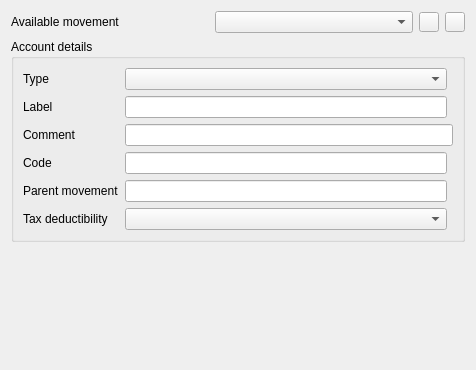
Old version of the form plugins/accountplugin/preferences/availablemovementpage.ui in the repository FreeHealth/freehealth.
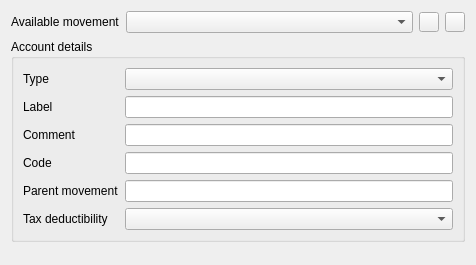
New version of the form.

The edit to the form file:
```diff
--- a/plugins/accountplugin/preferences/availablemovementpage.ui
+++ b/plugins/accountplugin/preferences/availablemovementpage.ui
@@ -7,42 +7,13 @@
     <x>0</x>
     <y>0</y>
     <width>476</width>
-    <height>370</height>
+    <height>265</height>
    </rect>
   </property>
   <property name="windowTitle">
    <string>Form</string>
   </property>
-  <layout class="QGridLayout" name="gridLayout_2">
-   <item row="0" column="2">
-    <widget class="QPushButton" name="addButton">
-     <property name="maximumSize">
-      <size>
-       <width>20</width>
-       <height>20</height>
-      </size>
-     </property>
-     <property name="text">
-      <string/>
-     </property>
-    </widget>
-   </item>
-   <item row="0" column="3">
-    <widget class="QPushButton" name="removeButton">
-     <property name="maximumSize">
-      <size>
-       <width>20</width>
-       <height>20</height>
-      </size>
-     </property>
-     <property name="text">
-      <string/>
-     </property>
-    </widget>
-   </item>
-   <item row="0" column="1">
-    <widget class="QComboBox" name="movComboBox"/>
-   </item>
+  <layout class="QFormLayout" name="formLayout">
    <item row="0" column="0">
     <widget class="QLabel" name="label_2">
      <property name="text">
@@ -50,88 +21,121 @@
      </property>
     </widget>
    </item>
-   <item row="5" column="0">
-    <spacer name="verticalSpacer">
-     <property name="orientation">
-      <enum>Qt::Vertical</enum>
-     </property>
-     <property name="sizeHint" stdset="0">
-      <size>
-       <width>20</width>
-       <height>40</height>
-      </size>
-     </property>
-    </spacer>
+   <item row="0" column="1">
+    <layout class="QHBoxLayout" name="horizontalLayout">
+     <item>
+      <widget class="QComboBox" name="movComboBox"/>
+     </item>
+     <item>
+      <widget class="QPushButton" name="addButton">
+       <property name="maximumSize">
+        <size>
+         <width>20</width>
+         <height>20</height>
+        </size>
+       </property>
+       <property name="text">
+        <string/>
+       </property>
+      </widget>
+     </item>
+     <item>
+      <widget class="QPushButton" name="removeButton">
+       <property name="maximumSize">
+        <size>
+         <width>20</width>
+         <height>20</height>
+        </size>
+       </property>
+       <property name="text">
+        <string/>
+       </property>
+      </widget>
+     </item>
+    </layout>
    </item>
-   <item row="4" column="0" colspan="4">
+   <item row="1" column="0" colspan="2">
     <widget class="QGroupBox" name="groupBox">
      <property name="title">
       <string>Account details</string>
      </property>
-     <layout class="QGridLayout" name="gridLayout">
-      <item row="7" column="0" colspan="2">
+     <layout class="QFormLayout" name="formLayout_2">
+      <item row="0" column="0">
+       <widget class="QLabel" name="label_3">
+        <property name="text">
+         <string>Type</string>
+        </property>
+       </widget>
+      </item>
+      <item row="0" column="1">
+       <widget class="QComboBox" name="typeComboBox"/>
+      </item>
+      <item row="1" column="0">
+       <widget class="QLabel" name="label_9">
+        <property name="text">
+         <string>Label</string>
+        </property>
+       </widget>
+      </item>
+      <item row="1" column="1">
+       <widget class="QLineEdit" name="currentLabel"/>
+      </item>
+      <item row="2" column="0">
        <widget class="QLabel" name="label_4">
         <property name="text">
          <string>Comment</string>
         </property>
        </widget>
       </item>
-      <item row="7" column="2" colspan="2">
+      <item row="2" column="1">
        <widget class="QLineEdit" name="commentEdit"/>
       </item>
-      <item row="10" column="0" colspan="2">
+      <item row="3" column="0">
+       <widget class="QLabel" name="codeLabel">
+        <property name="text">
+         <string>Code</string>
+        </property>
+       </widget>
+      </item>
+      <item row="3" column="1">
+       <widget class="QLineEdit" name="codeEdit"/>
+      </item>
+      <item row="4" column="0">
        <widget class="QLabel" name="label_5">
         <property name="text">
          <string>Parent movement</string>
         </property>
        </widget>
       </item>
-      <item row="4" column="2">
-       <widget class="QComboBox" name="typeComboBox"/>
+      <item row="4" column="1">
+       <widget class="QLineEdit" name="parentEdit"/>
       </item>
-      <item row="4" column="0">
-       <widget class="QLabel" name="label_3">
-        <property name="text">
-         <string>Type</string>
-        </property>
-       </widget>
-      </item>
-      <item row="6" column="2">
-       <widget class="QLineEdit" name="currentLabel"/>
-      </item>
-      <item row="6" column="0">
-       <widget class="QLabel" name="label_9">
-        <property name="text">
-         <string>Label</string>
-        </property>
-       </widget>
-      </item>
-      <item row="11" column="0">
+      <item row="5" column="0">
        <widget class="QLabel" name="deductibilityLabel">
         <property name="text">
          <string>Tax deductibility</string>
         </property>
        </widget>
       </item>
-      <item row="11" column="2">
+      <item row="5" column="1">
        <widget class="QComboBox" name="taxDeductibilityComboBox"/>
       </item>
-      <item row="10" column="2">
-       <widget class="QLineEdit" name="parentEdit"/>
-      </item>
-      <item row="8" column="2">
-       <widget class="QLineEdit" name="codeEdit"/>
-      </item>
-      <item row="8" column="0">
-       <widget class="QLabel" name="codeLabel">
-        <property name="text">
-         <string>Code</string>
-        </property>
-       </widget>
-      </item>
      </layout>
     </widget>
    </item>
+   <item row="2" column="0" colspan="2">
+    <spacer name="verticalSpacer">
+     <property name="orientation">
+      <enum>Qt::Vertical</enum>
+     </property>
+     <property name="sizeHint" stdset="0">
+      <size>
+       <width>20</width>
+       <height>40</height>
+      </size>
+     </property>
+    </spacer>
+   </item>
   </layout>
  </widget>
  <tabstops>
```
